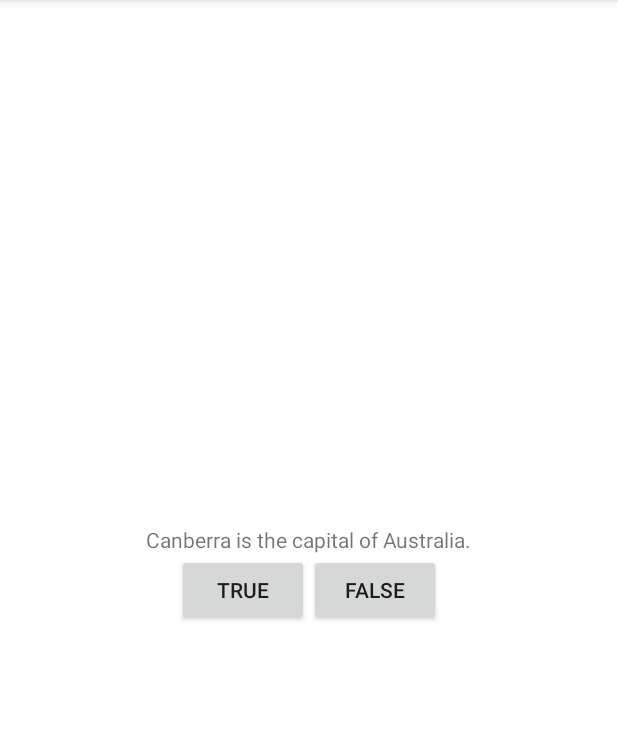
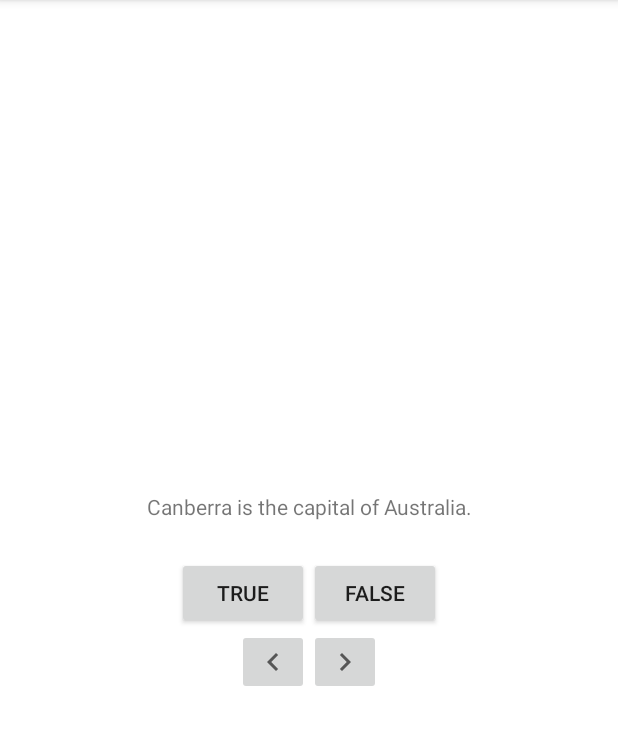
Before and after one commit to UmiKitsune/BigNerdRanch, an Android app: the screen it shows after launch (MainActivity), on a phone screen of 412 x 824 dp, the part 84-829 px from its top. Run offline under Robolectric (Android 15) with nearby library versions, the phone set to English and light mode, and no system bars.

Commit message:
2nd lesson + exercises

```diff
--- a/app/src/main/java/com/example/geoquiz/MainActivity.kt
+++ b/app/src/main/java/com/example/geoquiz/MainActivity.kt
@@ -4,6 +4,8 @@ import android.os.Bundle
 import android.view.Gravity.TOP
 import android.view.View
 import android.widget.Button
+import android.widget.ImageButton
+import android.widget.TextView
 import android.widget.Toast
 import androidx.appcompat.app.AppCompatActivity
 
@@ -11,22 +13,60 @@ class MainActivity : AppCompatActivity() {
 
     private lateinit var trueButton: Button
     private lateinit var falseButton: Button
+    private lateinit var questionTextView: TextView
+    private lateinit var nextButton: ImageButton
+
+    private val questionBank = listOf(
+        Question(R.string.q_australia, true),
+        Question(R.string.q_oceans, true),
+        Question(R.string.q_mideast, false),
+        Question(R.string.q_africa, false),
+        Question(R.string.q_americas, true),
+        Question(R.string.q_asia, true),
+    )
+    private var currentIndex = 0
 
     override fun onCreate(savedInstanceState: Bundle?) {
         super.onCreate(savedInstanceState)
         setContentView(R.layout.activity_main)
 
+        questionTextView = findViewById(R.id.question_text_view)
         trueButton = findViewById(R.id.true_button)
         falseButton = findViewById(R.id.false_button)
+        nextButton = findViewById(R.id.next_button)
 
         trueButton.setOnClickListener { view: View ->
-            toastTop(R.string.correct_toast)
+            checkAnswer(true)
         }
 
         falseButton.setOnClickListener { view: View ->
-            toastTop(R.string.incorrect_toast)
+            checkAnswer(false)
+        }
 
+        nextButton.setOnClickListener { view: View ->
+            currentIndex = (currentIndex + 1) % questionBank.size
+            updateQuestion()
         }
+
+        questionTextView.setOnClickListener {
+            currentIndex = (currentIndex + 1) % questionBank.size
+            updateQuestion()
+        }
+
+        updateQuestion()
+
+    }
+
+    private fun updateQuestion() {
+        val questionTextResId = questionBank[currentIndex].textResId
+        questionTextView.setText(questionTextResId)
+    }
+
+    private fun checkAnswer(userAnswer: Boolean) {
+        val correctAnswer = questionBank[currentIndex].answer
+        val messageResId =
+            if (userAnswer == correctAnswer)  R.string.correct_toast else R.string.incorrect_toast
+        toastTop(messageResId)
     }
 
     private fun toastTop(textRes: Int) {
--- /dev/null
+++ b/app/src/main/java/com/example/geoquiz/Question.kt
@@ -0,0 +1,8 @@
+package com.example.geoquiz
+
+import androidx.annotation.StringRes
+
+data class Question(
+    @StringRes val textResId: Int,
+    val answer: Boolean
+)
--- /dev/null
+++ b/app/src/main/res/drawable/ic_arrow_left_24.xml
@@ -0,0 +1,11 @@
+<vector xmlns:android="http://schemas.android.com/apk/res/android"
+    android:width="24dp"
+    android:height="24dp"
+    android:viewportWidth="24"
+    android:viewportHeight="24"
+    android:tint="?attr/colorControlNormal"
+    android:autoMirrored="true">
+  <path
+      android:fillColor="@android:color/white"
+      android:pathData="M15.41,16.59L10.83,12l4.58,-4.59L14,6l-6,6 6,6 1.41,-1.41z"/>
+</vector>
--- /dev/null
+++ b/app/src/main/res/drawable/ic_arrow_right_24.xml
@@ -0,0 +1,11 @@
+<vector xmlns:android="http://schemas.android.com/apk/res/android"
+    android:width="24dp"
+    android:height="24dp"
+    android:viewportWidth="24"
+    android:viewportHeight="24"
+    android:tint="?attr/colorControlNormal"
+    android:autoMirrored="true">
+  <path
+      android:fillColor="@android:color/white"
+      android:pathData="M8.59,16.59L13.17,12 8.59,7.41 10,6l6,6 -6,6 -1.41,-1.41z"/>
+</vector>
--- a/app/src/main/res/layout/activity_main.xml
+++ b/app/src/main/res/layout/activity_main.xml
@@ -8,9 +8,12 @@
     tools:context=".MainActivity">
 
     <TextView
+        android:id="@+id/question_text_view"
         android:layout_width="wrap_content"
         android:layout_height="wrap_content"
-        android:text="@string/main_tv_text" />
+        android:gravity="center"
+        android:padding="24dp"
+        tools:text="@string/q_australia" />
 
     <LinearLayout
         android:layout_width="wrap_content"
@@ -28,7 +31,26 @@
             android:layout_width="wrap_content"
             android:layout_height="wrap_content"
             android:text="@string/main_btn_false"/>
-
     </LinearLayout>
 
+    <LinearLayout
+        android:layout_width="wrap_content"
+        android:layout_height="wrap_content"
+        android:orientation="horizontal">
+
+        <androidx.appcompat.widget.AppCompatImageButton
+            android:id="@+id/prev_button"
+            android:layout_width="wrap_content"
+            android:layout_height="wrap_content"
+            android:src="@drawable/ic_arrow_left_24"/>
+
+        <androidx.appcompat.widget.AppCompatImageButton
+            android:id="@+id/next_button"
+            android:layout_width="wrap_content"
+            android:layout_height="wrap_content"
+            android:src="@drawable/ic_arrow_right_24"/>
+    </LinearLayout>
+
+
+
 </LinearLayout>
--- a/app/src/main/res/values/strings.xml
+++ b/app/src/main/res/values/strings.xml
@@ -2,8 +2,17 @@
     <string name="app_name">GeoQuiz</string>
     <string name="main_btn_true">true</string>
     <string name="main_btn_false">false</string>
-    <string name="main_tv_text">Canberra is the capital of Australia.</string>
     <string name="correct_toast">Correct!</string>
     <string name="incorrect_toast">Incorrect!</string>
+    <string name="main_btn_next">next</string>
+
+    <string name="q_australia">Canberra is the capital of Australia.</string>
+    <string name="q_oceans">The Pacific Ocean is larger then the Atlantic Ocean.</string>
+    <string name="q_mideast">The Suez Canal connects the Red Sea and the Indian Ocean.</string>
+    <string name="q_africa">The source of the Nile River is in Egypt.</string>
+    <string name="q_americas">The Amazon River is the longest river in the America.</string>
+    <string name="q_asia">Lake Baikal is the world\'s oldest and deepest freshwater lake.</string>
+    <string name="main_btn_prev">prev</string>
+
 
 </resources>
```
